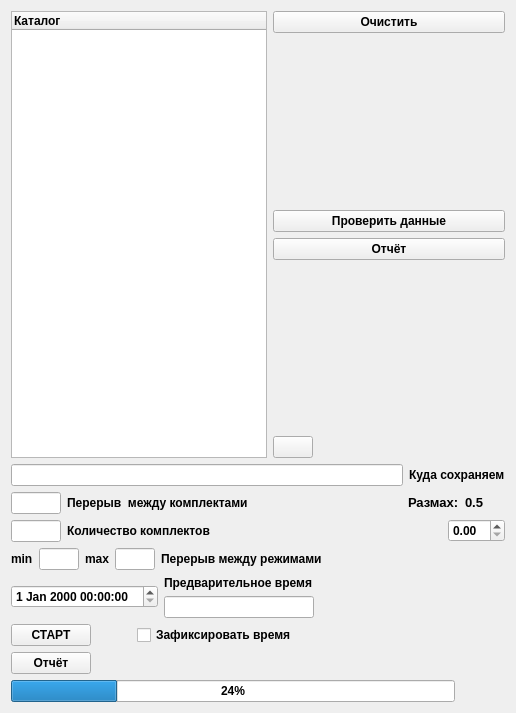
The window that source/generator/generatoraepwidget.ui (VictorZ08/Path) describes before a commit, drawn with Qt 5.
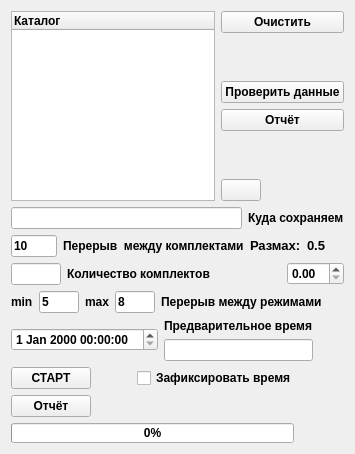
The same window after the commit. Icons and pictures are not drawn.

```diff
--- a/source/generator/generatoraepwidget.ui
+++ b/source/generator/generatoraepwidget.ui
@@ -6,8 +6,8 @@
    <rect>
     <x>0</x>
     <y>0</y>
-    <width>516</width>
-    <height>713</height>
+    <width>355</width>
+    <height>454</height>
    </rect>
   </property>
   <property name="font">
@@ -163,7 +163,7 @@
                 </size>
                </property>
                <property name="text">
-                <string/>
+                <string>10</string>
                </property>
               </widget>
              </item>
@@ -289,6 +289,9 @@
              <height>16777215</height>
             </size>
            </property>
+           <property name="text">
+            <string>5</string>
+           </property>
           </widget>
          </item>
          <item>
@@ -312,6 +315,9 @@
              <height>16777215</height>
             </size>
            </property>
+           <property name="text">
+            <string>8</string>
+           </property>
           </widget>
          </item>
          <item>
@@ -464,7 +470,7 @@
             </sizepolicy>
            </property>
            <property name="value">
-            <number>24</number>
+            <number>0</number>
            </property>
           </widget>
          </item>
```
